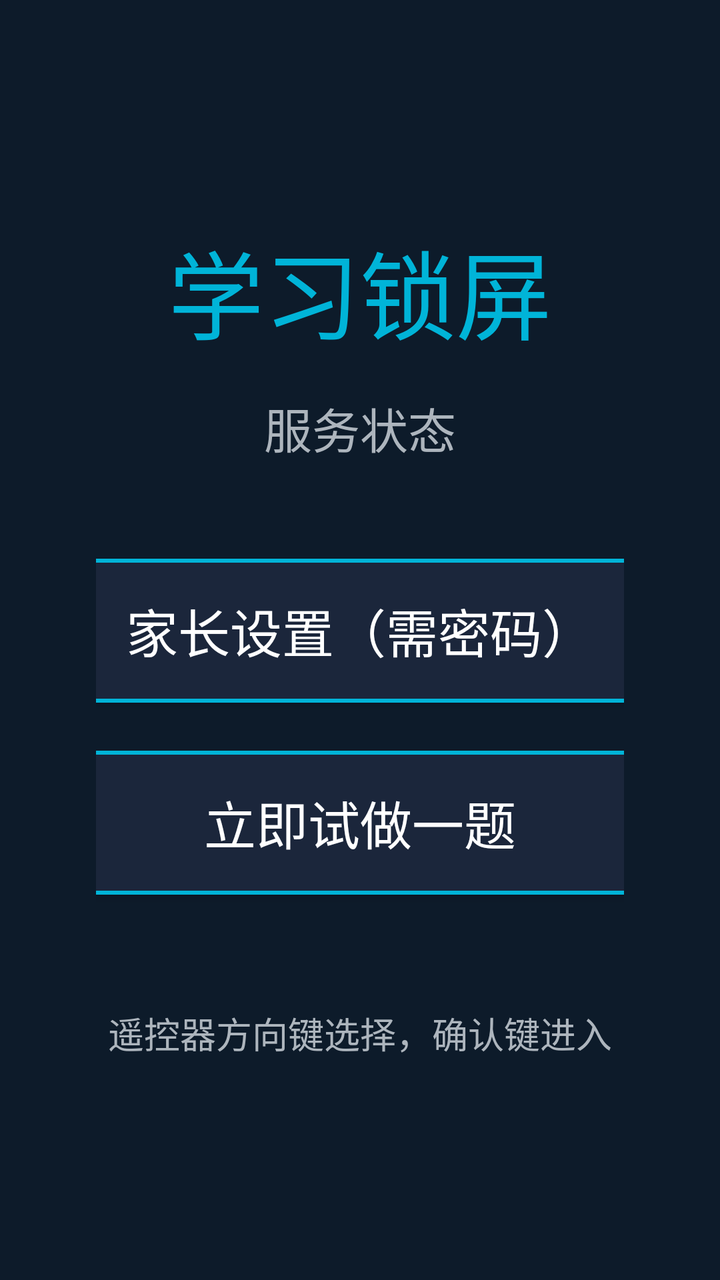
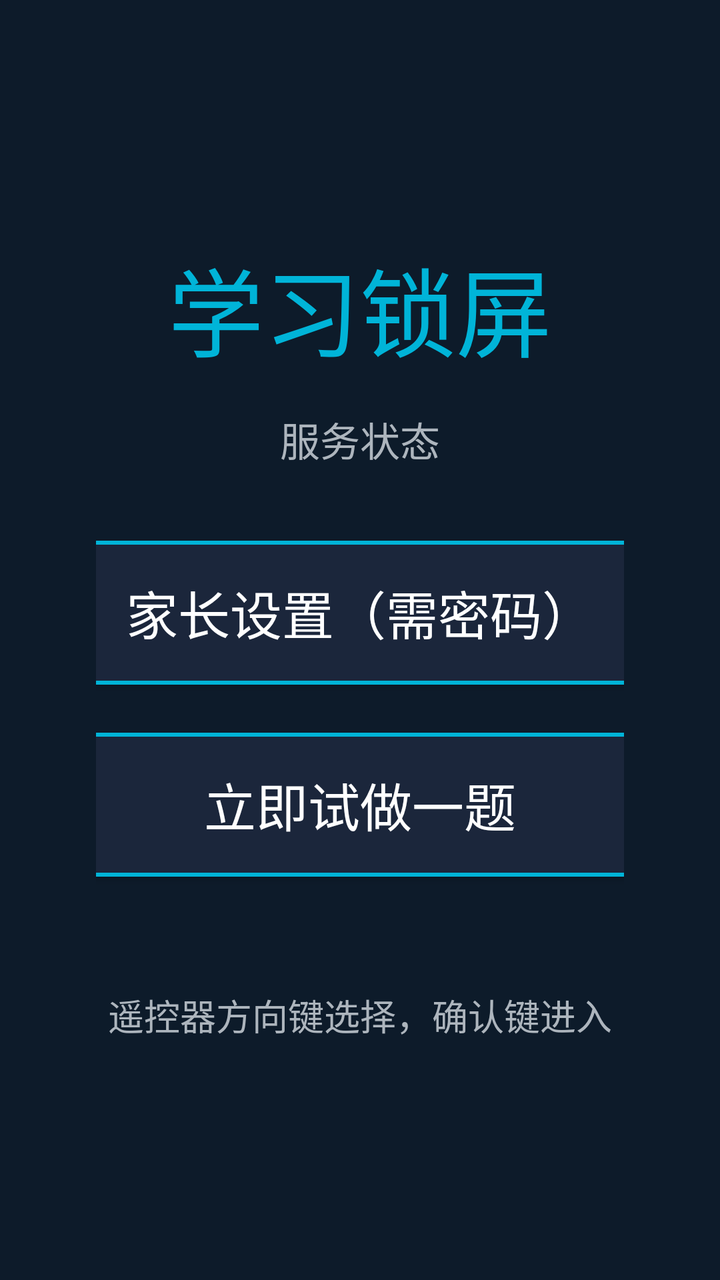

The first picture is an Android layout as it rendered before a commit; the second is the same layout after the commit. The layout source and the unified diff follow.
<!-- AndroidManifest.xml: application theme AppTheme -->
<!-- res/layout/activity_main.xml -->
<?xml version="1.0" encoding="utf-8"?>
<LinearLayout xmlns:android="http://schemas.android.com/apk/res/android"
    android:layout_width="match_parent"
    android:layout_height="match_parent"
    android:orientation="vertical"
    android:gravity="center"
    android:background="@color/bg_dark"
    android:padding="48dp">

    <TextView
        android:layout_width="wrap_content"
        android:layout_height="wrap_content"
        android:text="@string/app_name"
        android:textSize="48sp"
        android:textColor="@color/accent"
        android:layout_marginBottom="16dp"/>

    <TextView
        android:id="@+id/tv_status"
        android:layout_width="wrap_content"
        android:layout_height="wrap_content"
        android:textSize="24sp"
        android:textColor="@color/text_secondary"
        android:layout_marginBottom="48dp"
        android:text="服务状态"/>

    <Button
        android:id="@+id/btn_settings"
        android:layout_width="400dp"
        android:layout_height="72dp"
        android:text="家长设置（需密码）"
        android:textSize="26sp"
        android:textColor="@color/text_primary"
        android:background="@drawable/btn_selector"
        android:focusable="true"
        android:layout_marginBottom="24dp"/>

    <Button
        android:id="@+id/btn_test"
        android:layout_width="400dp"
        android:layout_height="72dp"
        android:text="立即试做一题"
        android:textSize="26sp"
        android:textColor="@color/text_primary"
        android:background="@drawable/btn_selector"
        android:focusable="true"
        android:layout_marginBottom="24dp"/>

    <TextView
        android:layout_width="wrap_content"
        android:layout_height="wrap_content"
        android:text="遥控器方向键选择，确认键进入"
        android:textSize="18sp"
        android:textColor="@color/text_secondary"
        android:layout_marginTop="32dp"/>
</LinearLayout>
<!-- resources referenced by this layout -->
<resources>
  <color name="accent">#FF00B4D8</color>
  <color name="bg_dark">#FF0D1B2A</color>
  <color name="text_primary">#FFFFFFFF</color>
  <color name="text_secondary">#FFADB5BD</color>
  <!-- drawable btn_selector (drawable) -->
  <?xml version="1.0" encoding="utf-8"?>
  <selector xmlns:android="http://schemas.android.com/apk/res/android">
      <item android:state_focused="true">
          <shape android:shape="rectangle">
              <solid android:color="#FF00B4D8"/>
              <corners android:radius="8dp"/>
              <stroke android:width="3dp" android:color="#FFFFFFFF"/>
          </shape>
      </item>
      <item>
          <shape android:shape="rectangle">
              <solid android:color="#FF1B263B"/>
              <corners android:radius="8dp"/>
              <stroke android:width="2dp" android:color="#FF00B4D8"/>
          </shape>
      </item>
  </selector>
  <string name="app_name">学习锁屏</string>
  <style name="AppTheme" parent="Theme.AppCompat.NoActionBar">
          <item name="android:windowBackground">@color/bg_dark</item>
          <item name="android:colorPrimary">@color/accent</item>
          <item name="android:textColor">@color/text_primary</item>
          <item name="android:windowFullscreen">true</item>
      </style>
</resources>

<!-- the commit's change to res/layout/activity_main.xml (unified diff, before → after) -->
@@ -19,9 +19,11 @@
         android:id="@+id/tv_status"
         android:layout_width="wrap_content"
         android:layout_height="wrap_content"
-        android:textSize="24sp"
+        android:gravity="center"
+        android:lineSpacingExtra="6dp"
+        android:textSize="20sp"
         android:textColor="@color/text_secondary"
-        android:layout_marginBottom="48dp"
+        android:layout_marginBottom="36dp"
         android:text="服务状态"/>
 
     <Button
